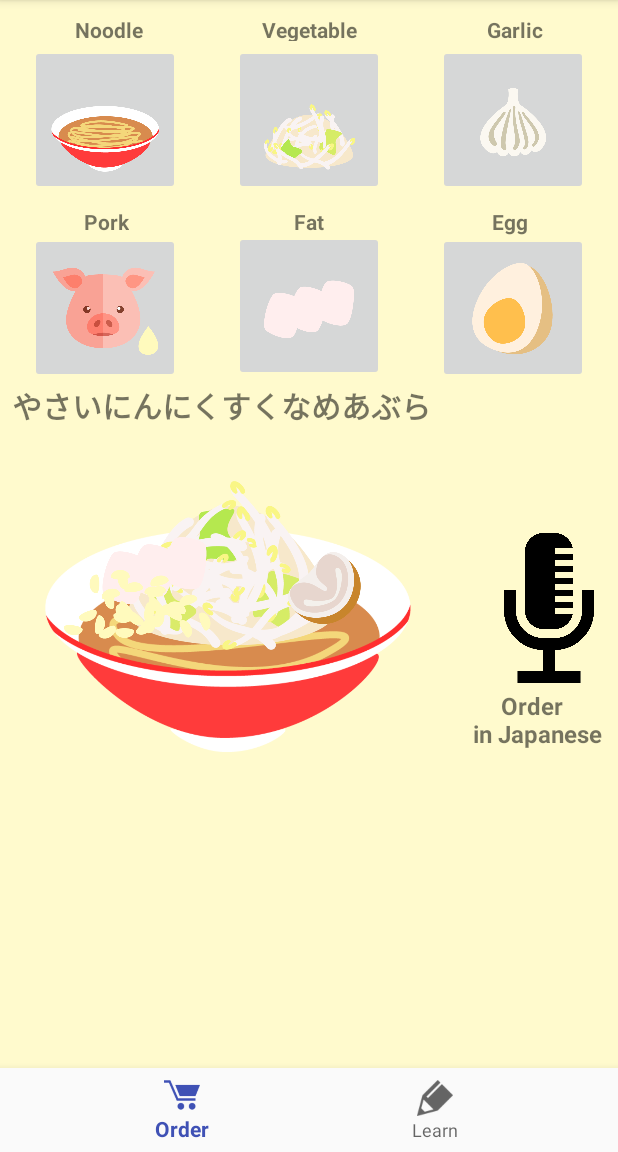
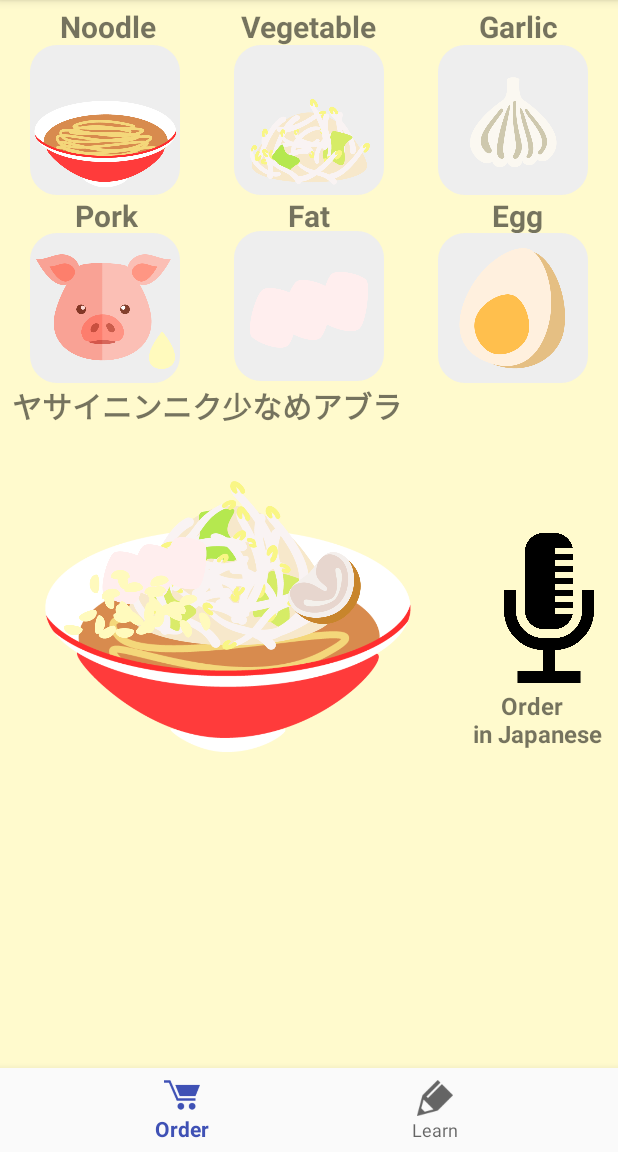
Before and after one commit to mbdevpl/ramen-hackathon, an Android app: the screen it shows after launch (MainActivity), after a tap on an icon or button, on a phone screen of 412 x 824 dp, the part 84-1236 px from its top. Run offline under Robolectric (Android 15) with nearby library versions, the phone set to English and light mode, and no system bars; 2 other taps on this screen came first.

Commit message:
fix text, each buttons design

```diff
--- a/app/src/main/java/com/example/kazuya/jiro/FirstFragment.kt
+++ b/app/src/main/java/com/example/kazuya/jiro/FirstFragment.kt
@@ -68,17 +68,17 @@ class FirstFragment : Fragment(), TextToSpeech.OnInitListener {
                 0 -> {
                     view.baseVegImage.setImageDrawable(resources.getDrawable(R.drawable.vegm))
                     baseVegCount++
-                    vegText = "やさい"
+                    vegText = "ヤサイ"
                 }
                 1 -> {
                     view.baseVegImage.setImageDrawable(resources.getDrawable(R.drawable.vegl))
                     baseVegCount++
-                    vegText = "やさいおおめ"
+                    vegText = "ヤサイ多め"
                 }
                 2 -> {
                     view.baseVegImage.setImageDrawable(resources.getDrawable(R.drawable.vegs))
                     baseVegCount = 0
-                    vegText = "やさいすくなめ"
+                    vegText = "ヤサイ少なめ"
                 }
                 else -> {
                     baseVegCount = 0
@@ -95,17 +95,17 @@ class FirstFragment : Fragment(), TextToSpeech.OnInitListener {
                     view.garlicImage.visibility = View.VISIBLE
                     view.garlicImage.setImageDrawable(resources.getDrawable(R.drawable.garlics))
                     garlicCount++
-                    garlicText = "にんにくすくなめ"
+                    garlicText = "ニンニク少なめ"
                 }
                 1 -> {
                     view.garlicImage.setImageDrawable(resources.getDrawable(R.drawable.garlicm))
                     garlicCount++
-                    garlicText = "にんにく"
+                    garlicText = "ニンニク"
                 }
                 2 -> {
                     view.garlicImage.setImageDrawable(resources.getDrawable(R.drawable.garlicl))
                     garlicCount++
-                    garlicText = "にんにくおおめ"
+                    garlicText = "ニンニク多め"
                 }
                 3 -> {
                     view.garlicImage.setImageDrawable(resources.getDrawable(R.drawable.garlics))
@@ -152,7 +152,7 @@ class FirstFragment : Fragment(), TextToSpeech.OnInitListener {
                 0 -> {
                     view.oilImage.visibility = View.VISIBLE
                     oilCount = 1
-                    oilText = "あぶら"
+                    oilText = "アブラ"
                 }
                 1 -> {
                     view.oilImage.visibility = View.GONE
--- /dev/null
+++ b/app/src/main/res/drawable/button_background.xml
@@ -0,0 +1,8 @@
+<?xml version="1.0" encoding="utf-8"?>
+<shape xmlns:android="http://schemas.android.com/apk/res/android"
+    android:shape="rectangle">
+    <!-- background color -->
+    <solid android:color="#eeeeee" />
+    <!-- corner radius -->
+    <corners android:radius="18dp" />
+</shape>
--- a/app/src/main/res/layout/fragment_first.xml
+++ b/app/src/main/res/layout/fragment_first.xml
@@ -10,10 +10,10 @@
         android:id="@+id/textView7"
         android:layout_width="wrap_content"
         android:layout_height="wrap_content"
-        android:layout_marginEnd="60dp"
-        android:layout_marginRight="60dp"
-        android:layout_marginTop="8dp"
+        android:layout_marginEnd="50dp"
+        android:layout_marginRight="50dp"
         android:text="Egg"
+        android:textSize="20sp"
         android:textStyle="bold"
         app:layout_constraintEnd_toEndOf="parent"
         app:layout_constraintTop_toBottomOf="@+id/ramenButton" />
@@ -22,8 +22,8 @@
         android:id="@+id/textView6"
         android:layout_width="wrap_content"
         android:layout_height="wrap_content"
-        android:layout_marginTop="8dp"
         android:text="Fat"
+        android:textSize="20sp"
         android:textStyle="bold"
         app:layout_constraintEnd_toEndOf="parent"
         app:layout_constraintStart_toStartOf="parent"
@@ -35,6 +35,7 @@
         android:layout_height="100dp"
         android:layout_marginTop="24dp"
         android:scaleType="centerInside"
+        android:background="@drawable/button_background"
         app:layout_constraintEnd_toStartOf="@+id/eggButton"
         app:layout_constraintStart_toEndOf="@+id/porkButton"
         app:layout_constraintTop_toBottomOf="@+id/ramenButton"
@@ -48,6 +49,7 @@
         android:layout_marginStart="20dp"
         android:layout_marginTop="25dp"
         android:scaleType="centerInside"
+        android:background="@drawable/button_background"
         app:layout_constraintStart_toStartOf="parent"
         app:layout_constraintTop_toBottomOf="@+id/ramenButton"
         app:srcCompat="@drawable/pig" />
@@ -60,6 +62,7 @@
         android:layout_marginStart="20dp"
         android:layout_marginTop="30dp"
         android:scaleType="centerInside"
+        android:background="@drawable/button_background"
         app:layout_constraintStart_toStartOf="parent"
         app:layout_constraintTop_toTopOf="parent"
         app:srcCompat="@drawable/ramenm" />
@@ -74,6 +77,7 @@
         android:layout_marginStart="8dp"
         android:layout_marginTop="30dp"
         android:scaleType="centerInside"
+        android:background="@drawable/button_background"
         app:layout_constraintEnd_toStartOf="@+id/gerlicButton"
         app:layout_constraintStart_toEndOf="@+id/ramenButton"
         app:layout_constraintTop_toTopOf="parent"
@@ -87,25 +91,10 @@
         android:layout_marginRight="20dp"
         android:layout_marginTop="30dp"
         android:scaleType="centerInside"
+        android:background="@drawable/button_background"
         app:layout_constraintEnd_toEndOf="parent"
         app:layout_constraintTop_toTopOf="parent"
         app:srcCompat="@drawable/garlic1" />
-
-    <ImageButton
-        android:id="@+id/oilButton"
-        android:layout_width="100dp"
-        android:layout_height="100dp"
-        android:layout_marginEnd="8dp"
-        android:layout_marginLeft="8dp"
-        android:layout_marginRight="8dp"
-        android:layout_marginStart="8dp"
-        android:layout_marginTop="25dp"
-        android:scaleType="centerInside"
-        android:visibility="gone"
-        app:layout_constraintEnd_toStartOf="@+id/eggButton"
-        app:layout_constraintStart_toEndOf="@+id/porkButton"
-        app:layout_constraintTop_toBottomOf="@+id/vegButton"
-        app:srcCompat="@drawable/pfat" />
 
     <ImageButton
         android:id="@+id/eggButton"
@@ -115,6 +104,7 @@
         android:layout_marginRight="20dp"
         android:layout_marginTop="25dp"
         android:scaleType="centerInside"
+        android:background="@drawable/button_background"
         app:layout_constraintEnd_toEndOf="parent"
         app:layout_constraintTop_toBottomOf="@+id/vegButton"
         app:srcCompat="@drawable/egg" />
@@ -159,10 +149,11 @@
         android:id="@+id/textView2"
         android:layout_width="wrap_content"
         android:layout_height="wrap_content"
-        android:layout_marginLeft="50dp"
-        android:layout_marginStart="50dp"
-        android:layout_marginTop="10dp"
+        android:layout_marginLeft="40dp"
+        android:layout_marginStart="40dp"
+        android:layout_marginTop="4dp"
         android:text="Noodle"
+        android:textSize="20sp"
         android:textStyle="bold"
         app:layout_constraintStart_toStartOf="parent"
         app:layout_constraintTop_toTopOf="parent" />
@@ -171,10 +162,10 @@
         android:id="@+id/textView5"
         android:layout_width="wrap_content"
         android:layout_height="wrap_content"
-        android:layout_marginLeft="56dp"
-        android:layout_marginStart="56dp"
-        android:layout_marginTop="8dp"
+        android:layout_marginLeft="50dp"
+        android:layout_marginStart="50dp"
         android:text="Pork"
+        android:textSize="20sp"
         android:textStyle="bold"
         app:layout_constraintStart_toStartOf="parent"
         app:layout_constraintTop_toBottomOf="@+id/ramenButton" />
@@ -182,11 +173,12 @@
     <TextView
         android:id="@+id/textView3"
         android:layout_width="wrap_content"
-        android:layout_height="17dp"
-        android:layout_marginEnd="50dp"
-        android:layout_marginRight="50dp"
-        android:layout_marginTop="10dp"
+        android:layout_height="wrap_content"
+        android:layout_marginEnd="40dp"
+        android:layout_marginRight="40dp"
+        android:layout_marginTop="4dp"
         android:text="Garlic"
+        android:textSize="20sp"
         android:textStyle="bold"
         app:layout_constraintEnd_toEndOf="parent"
         app:layout_constraintTop_toTopOf="parent" />
@@ -194,9 +186,10 @@
     <TextView
         android:id="@+id/textView8"
         android:layout_width="wrap_content"
-        android:layout_height="17dp"
-        android:layout_marginTop="10dp"
+        android:layout_height="wrap_content"
+        android:layout_marginTop="4dp"
         android:text="Vegetable"
+        android:textSize="20sp"
         android:textStyle="bold"
         app:layout_constraintEnd_toEndOf="parent"
         app:layout_constraintStart_toStartOf="parent"
```
